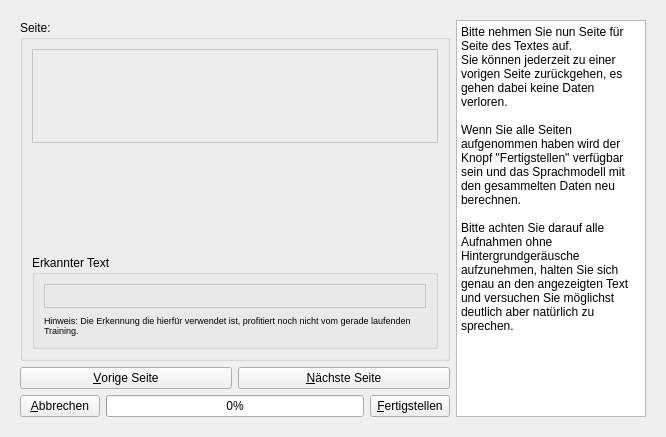
First picture: the form in src/ModelManagement/Training/trainmain.ui, repository KDE/simon, before the edit.
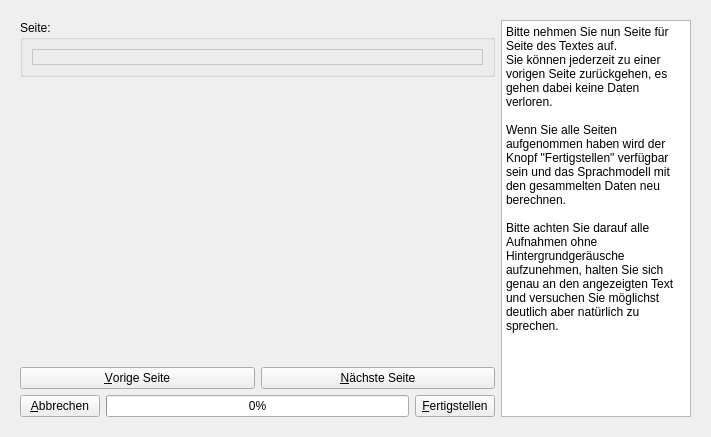
Second picture: the form after the edit. The open tabs and pages were chosen to show the change. Icons and pictures are not drawn.

What changed in the file:
```diff
--- a/src/ModelManagement/Training/trainmain.ui
+++ b/src/ModelManagement/Training/trainmain.ui
@@ -5,7 +5,7 @@
    <rect>
     <x>0</x>
     <y>0</y>
-    <width>666</width>
+    <width>711</width>
     <height>437</height>
    </rect>
   </property>
@@ -146,7 +146,7 @@
        <rect>
         <x>0</x>
         <y>0</y>
-        <width>658</width>
+        <width>703</width>
         <height>429</height>
        </rect>
       </property>
@@ -210,6 +210,12 @@
               <property name="frameShape" >
                <enum>QFrame::StyledPanel</enum>
               </property>
+              <property name="frameShadow" >
+               <enum>QFrame::Plain</enum>
+              </property>
+              <property name="lineWidth" >
+               <number>1</number>
+              </property>
               <property name="text" >
                <string/>
               </property>
@@ -218,123 +224,49 @@
               </property>
              </widget>
             </item>
-            <item>
-             <widget class="QWidget" native="1" name="wRecTexts" >
-              <property name="minimumSize" >
-               <size>
-                <width>345</width>
-                <height>100</height>
-               </size>
-              </property>
-              <layout class="QHBoxLayout" />
-             </widget>
-            </item>
-            <item>
-             <widget class="QGroupBox" name="pgRecogniced" >
-              <property name="title" >
-               <string>Erkannter Text</string>
-              </property>
-              <property name="flat" >
-               <bool>false</bool>
-              </property>
-              <property name="checkable" >
-               <bool>false</bool>
-              </property>
-              <property name="checked" >
-               <bool>false</bool>
-              </property>
-              <layout class="QVBoxLayout" >
-               <item>
-                <widget class="QLabel" name="label" >
-                 <property name="palette" >
-                  <palette>
-                   <active>
-                    <colorrole role="Window" >
-                     <brush brushstyle="SolidPattern" >
-                      <color alpha="255" >
-                       <red>255</red>
-                       <green>255</green>
-                       <blue>255</blue>
-                      </color>
-                     </brush>
-                    </colorrole>
-                   </active>
-                   <inactive>
-                    <colorrole role="Window" >
-                     <brush brushstyle="SolidPattern" >
-                      <color alpha="255" >
-                       <red>255</red>
-                       <green>255</green>
-                       <blue>255</blue>
-                      </color>
-                     </brush>
-                    </colorrole>
-                   </inactive>
-                   <disabled>
-                    <colorrole role="Window" >
-                     <brush brushstyle="SolidPattern" >
-                      <color alpha="255" >
-                       <red>255</red>
-                       <green>255</green>
-                       <blue>255</blue>
-                      </color>
-                     </brush>
-                    </colorrole>
-                   </disabled>
-                  </palette>
-                 </property>
-                 <property name="font" >
-                  <font>
-                   <italic>true</italic>
-                   <strikeout>false</strikeout>
-                   <stylestrategy>PreferAntialias</stylestrategy>
-                   <kerning>true</kerning>
-                  </font>
-                 </property>
-                 <property name="layoutDirection" >
-                  <enum>Qt::LeftToRight</enum>
-                 </property>
-                 <property name="autoFillBackground" >
-                  <bool>false</bool>
-                 </property>
-                 <property name="frameShape" >
-                  <enum>QFrame::StyledPanel</enum>
-                 </property>
-                 <property name="frameShadow" >
-                  <enum>QFrame::Sunken</enum>
-                 </property>
-                 <property name="text" >
-                  <string/>
-                 </property>
-                 <property name="alignment" >
-                  <set>Qt::AlignLeading|Qt::AlignLeft|Qt::AlignVCenter</set>
-                 </property>
-                 <property name="wordWrap" >
-                  <bool>true</bool>
-                 </property>
-                </widget>
-               </item>
-               <item>
-                <widget class="QLabel" name="lbRecognitionInfo" >
-                 <property name="font" >
-                  <font>
-                   <pointsize>7</pointsize>
-                  </font>
-                 </property>
-                 <property name="text" >
-                  <string>Hinweis: Die Erkennung die hierfür verwendet ist, profitiert noch nicht vom gerade laufenden Training.</string>
-                 </property>
-                 <property name="wordWrap" >
-                  <bool>true</bool>
-                 </property>
-                </widget>
-               </item>
-              </layout>
-             </widget>
-            </item>
            </layout>
           </widget>
          </item>
+         <item>
+          <spacer name="verticalSpacer_2" >
+           <property name="orientation" >
+            <enum>Qt::Vertical</enum>
+           </property>
+           <property name="sizeType" >
+            <enum>QSizePolicy::Fixed</enum>
+           </property>
+           <property name="sizeHint" stdset="0" >
+            <size>
+             <width>20</width>
+             <height>40</height>
+            </size>
+           </property>
+          </spacer>
+         </item>
+         <item>
+          <widget class="QWidget" native="1" name="wRecTexts" >
+           <property name="minimumSize" >
+            <size>
+             <width>345</width>
+             <height>100</height>
+            </size>
+           </property>
+           <layout class="QHBoxLayout" />
+          </widget>
+         </item>
+         <item>
+          <spacer name="verticalSpacer" >
+           <property name="orientation" >
+            <enum>Qt::Vertical</enum>
+           </property>
+           <property name="sizeHint" stdset="0" >
+            <size>
+             <width>20</width>
+             <height>40</height>
+            </size>
+           </property>
+          </spacer>
+         </item>
          <item>
           <layout class="QHBoxLayout" >
            <property name="spacing" >
@@ -456,13 +388,13 @@
           <string>&lt;!DOCTYPE HTML PUBLIC "-//W3C//DTD HTML 4.0//EN" "http://www.w3.org/TR/REC-html40/strict.dtd">
 &lt;html>&lt;head>&lt;meta name="qrichtext" content="1" />&lt;style type="text/css">
 p, li { white-space: pre-wrap; }
-&lt;/style>&lt;/head>&lt;body style=" font-family:'Sans Serif'; font-size:10pt; font-weight:400; font-style:normal;">
-&lt;p style=" margin-top:0px; margin-bottom:0px; margin-left:0px; margin-right:0px; -qt-block-indent:0; text-indent:0px; font-size:9pt;">Bitte nehmen Sie nun Seite für Seite des Textes auf. &lt;/p>
-&lt;p style=" margin-top:0px; margin-bottom:0px; margin-left:0px; margin-right:0px; -qt-block-indent:0; text-indent:0px; font-size:9pt;">Sie können jederzeit zu einer vorigen Seite zurückgehen, es gehen dabei keine Daten verloren.&lt;/p>
-&lt;p style="-qt-paragraph-type:empty; margin-top:0px; margin-bottom:0px; margin-left:0px; margin-right:0px; -qt-block-indent:0; text-indent:0px; font-size:9pt;">&lt;/p>
-&lt;p style=" margin-top:0px; margin-bottom:0px; margin-left:0px; margin-right:0px; -qt-block-indent:0; text-indent:0px; font-size:9pt;">Wenn Sie alle Seiten aufgenommen haben wird der Knopf "Fertigstellen" verfügbar sein und das Sprachmodell mit den gesammelten Daten neu berechnen.&lt;/p>
-&lt;p style="-qt-paragraph-type:empty; margin-top:0px; margin-bottom:0px; margin-left:0px; margin-right:0px; -qt-block-indent:0; text-indent:0px; font-size:9pt;">&lt;/p>
-&lt;p style=" margin-top:0px; margin-bottom:0px; margin-left:0px; margin-right:0px; -qt-block-indent:0; text-indent:0px; font-size:9pt;">Bitte achten Sie darauf alle Aufnahmen ohne Hintergrundgeräusche aufzunehmen, halten Sie sich genau an den angezeigten Text und versuchen Sie möglichst deutlich aber natürlich zu sprechen.&lt;/p>&lt;/body>&lt;/html></string>
+&lt;/style>&lt;/head>&lt;body style=" font-family:'Verdana'; font-size:10pt; font-weight:400; font-style:normal;">
+&lt;p style=" margin-top:0px; margin-bottom:0px; margin-left:0px; margin-right:0px; -qt-block-indent:0; text-indent:0px; font-family:'Sans Serif'; font-size:9pt;">Bitte nehmen Sie nun Seite für Seite des Textes auf. &lt;/p>
+&lt;p style=" margin-top:0px; margin-bottom:0px; margin-left:0px; margin-right:0px; -qt-block-indent:0; text-indent:0px; font-family:'Sans Serif'; font-size:9pt;">Sie können jederzeit zu einer vorigen Seite zurückgehen, es gehen dabei keine Daten verloren.&lt;/p>
+&lt;p style="-qt-paragraph-type:empty; margin-top:0px; margin-bottom:0px; margin-left:0px; margin-right:0px; -qt-block-indent:0; text-indent:0px; font-family:'Sans Serif'; font-size:9pt;">&lt;/p>
+&lt;p style=" margin-top:0px; margin-bottom:0px; margin-left:0px; margin-right:0px; -qt-block-indent:0; text-indent:0px; font-family:'Sans Serif'; font-size:9pt;">Wenn Sie alle Seiten aufgenommen haben wird der Knopf "Fertigstellen" verfügbar sein und das Sprachmodell mit den gesammelten Daten neu berechnen.&lt;/p>
+&lt;p style="-qt-paragraph-type:empty; margin-top:0px; margin-bottom:0px; margin-left:0px; margin-right:0px; -qt-block-indent:0; text-indent:0px; font-family:'Sans Serif'; font-size:9pt;">&lt;/p>
+&lt;p style=" margin-top:0px; margin-bottom:0px; margin-left:0px; margin-right:0px; -qt-block-indent:0; text-indent:0px; font-family:'Sans Serif'; font-size:9pt;">Bitte achten Sie darauf alle Aufnahmen ohne Hintergrundgeräusche aufzunehmen, halten Sie sich genau an den angezeigten Text und versuchen Sie möglichst deutlich aber natürlich zu sprechen.&lt;/p>&lt;/body>&lt;/html></string>
          </property>
         </widget>
        </item>
```
Left out of the diff: 20 changed lines with no effect on the pictures.
